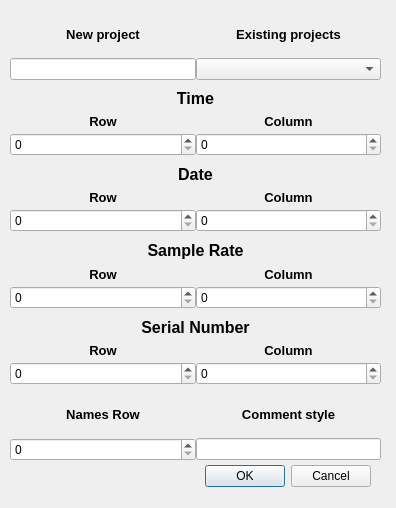
First picture: the form in gui/designer_new.ui, repository EricvanSchaik/DesignProject, before the edit.
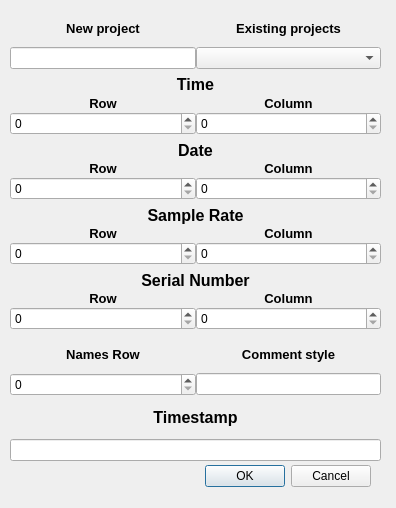
Second picture: the form after the edit.

Commit message: New timestamp import setting.

```diff
--- a/gui/designer_new.ui
+++ b/gui/designer_new.ui
@@ -493,6 +493,36 @@
       </item>
      </layout>
     </item>
+    <item>
+     <layout class="QVBoxLayout" name="verticalLayout_8">
+      <item>
+       <widget class="QLabel" name="label_17">
+        <property name="maximumSize">
+         <size>
+          <width>16777215</width>
+          <height>16777215</height>
+         </size>
+        </property>
+        <property name="font">
+         <font>
+          <pointsize>12</pointsize>
+          <weight>75</weight>
+          <bold>true</bold>
+         </font>
+        </property>
+        <property name="text">
+         <string>Timestamp</string>
+        </property>
+        <property name="alignment">
+         <set>Qt::AlignCenter</set>
+        </property>
+       </widget>
+      </item>
+      <item>
+       <widget class="QLineEdit" name="lineEdit"/>
+      </item>
+     </layout>
+    </item>
    </layout>
   </widget>
  </widget>
```
The commit also changes 3 other files.
